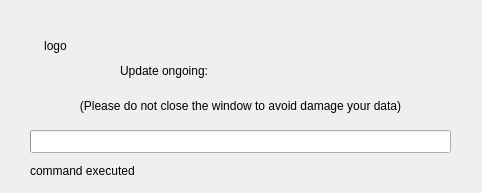
The window that src/ui/wizupdaterdialog.ui (WizTeam/WizQTClient) describes before a commit, drawn with Qt 5.
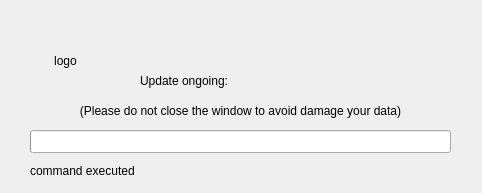
The same window after the commit.

Commit message: update icon of updater dialog

Patch:
```diff
--- a/src/ui/wizupdaterdialog.ui
+++ b/src/ui/wizupdaterdialog.ui
@@ -40,8 +40,8 @@
     <rect>
      <x>0</x>
      <y>0</y>
-     <width>111</width>
-     <height>91</height>
+     <width>131</width>
+     <height>121</height>
     </rect>
    </property>
    <property name="text">
@@ -54,9 +54,9 @@
   <widget class="QLabel" name="labelOngoing">
    <property name="geometry">
     <rect>
-     <x>120</x>
-     <y>60</y>
-     <width>261</width>
+     <x>140</x>
+     <y>70</y>
+     <width>241</width>
      <height>21</height>
     </rect>
    </property>
@@ -68,9 +68,9 @@
    <property name="geometry">
     <rect>
      <x>30</x>
-     <y>90</y>
+     <y>100</y>
      <width>421</width>
-     <height>31</height>
+     <height>21</height>
     </rect>
    </property>
    <property name="text">
```
The commit also changes 2 other files.
